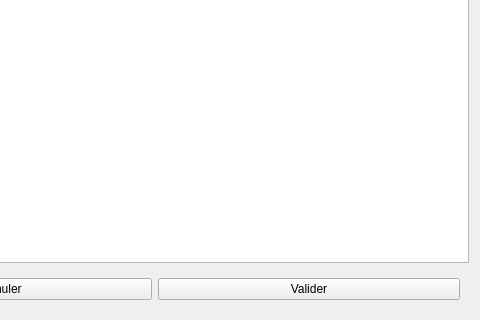
This is ui/voteeditor.ui in Ternoc/stv-vote as Qt 5 draws it before an edit; both pictures show x 170 to 650 and y 195 to 515 of the 650 by 515 pixel window. The edited form follows.
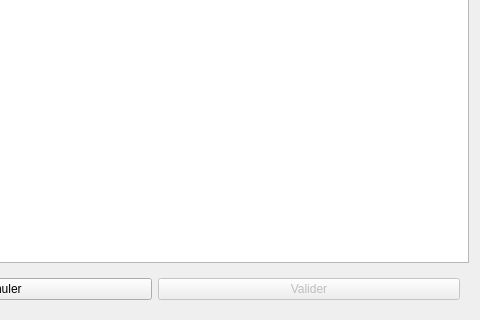
This is the edited form.

```diff
--- a/ui/voteeditor.ui
+++ b/ui/voteeditor.ui
@@ -48,7 +48,10 @@
        </widget>
       </item>
       <item>
-       <widget class="QPushButton" name="pushButton_2">
+       <widget class="QPushButton" name="submitButton">
+        <property name="enabled">
+         <bool>false</bool>
+        </property>
         <property name="text">
          <string>Valider</string>
         </property>
```
Left out of the diff: 41 changed lines with no effect on the pictures.
